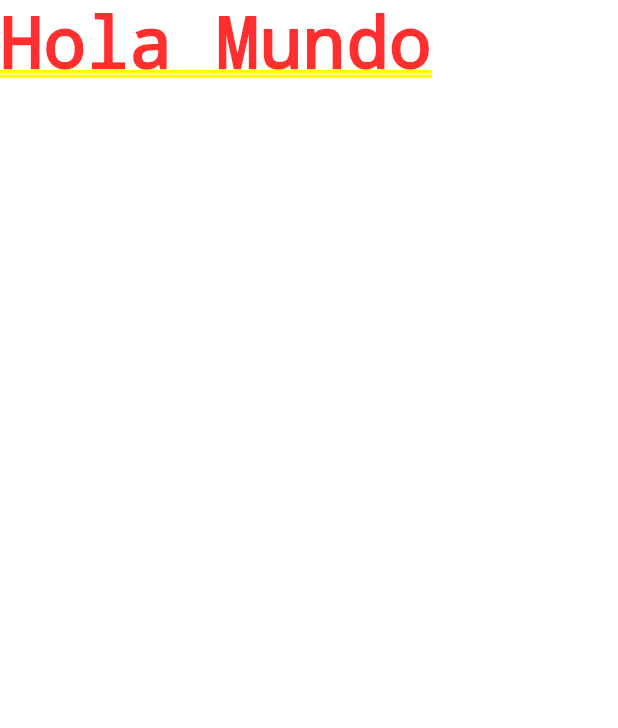
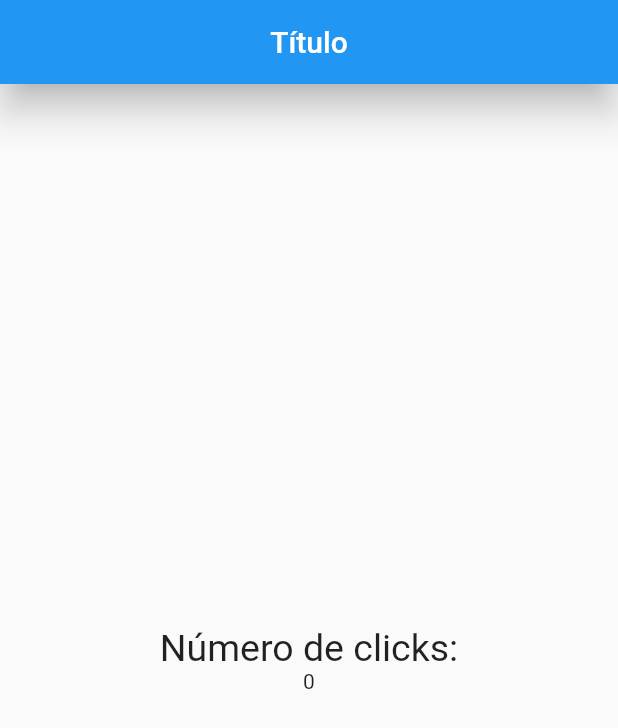
Before and after one commit to fidelvo/contador, a Flutter app: the screen it shows after launch, on a phone screen of 412 x 824 dp. Shown: the top 728 px of the screen. Run offline on Flutter 3.47's test engine with Material 2 defaults, Android fonts, the phone set to English and light mode, and no system bars.

Commit message:
Separando la logica en varios archivos

```diff
--- a/lib/main.dart
+++ b/lib/main.dart
@@ -1,14 +1,6 @@
 import 'package:flutter/material.dart';
+import 'package:contador/src/app.dart';
 
 void main() {
-  runApp(new MyApp());
+  runApp(MyApp());
 }
-
-class MyApp extends StatelessWidget {
-  @override
-  Widget build(context) {
-    return MaterialApp(
-      home: Text('Hola Mundo')
-    );
-  }
-}
--- /dev/null
+++ b/lib/src/app.dart
@@ -0,0 +1,14 @@
+import 'package:flutter/material.dart';
+import 'package:contador/src/pages/home_page.dart';
+
+class MyApp extends StatelessWidget {
+  @override
+  Widget build(context) {
+
+    return MaterialApp(
+      home: Center(
+        child: HomePage(),
+      ),
+    );
+  }
+}
--- /dev/null
+++ b/lib/src/pages/home_page.dart
@@ -0,0 +1,28 @@
+import 'package:flutter/material.dart';
+
+
+class HomePage extends StatelessWidget{
+  final estiloTexto = TextStyle(fontSize: 25);
+
+  @override
+  Widget build(BuildContext context) {
+
+    return Scaffold(
+      appBar: AppBar(
+        title: Text('Título'),
+        centerTitle: true,
+        elevation: 10.0,
+      ),
+      body: Center(
+        child: Column(
+          mainAxisAlignment: MainAxisAlignment.center,
+          children: <Widget>[
+            Text('Número de clicks:', style: estiloTexto),
+            Text('0'),
+          ],
+        ),
+      ),
+    );
+  }
+
+}
```
